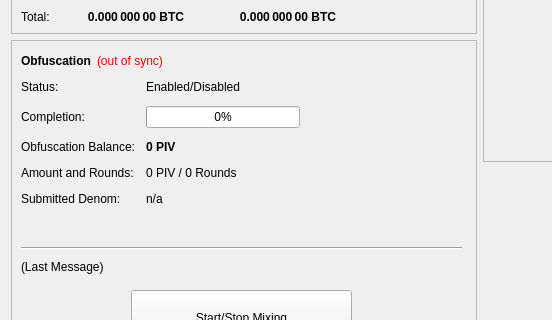
midnight-miner/LasVegasCoin, file src/qt/forms/overviewpage.ui: the form before one commit; both pictures show x 0 to 552 and y 182 to 502 of the 960 by 615 pixel window.
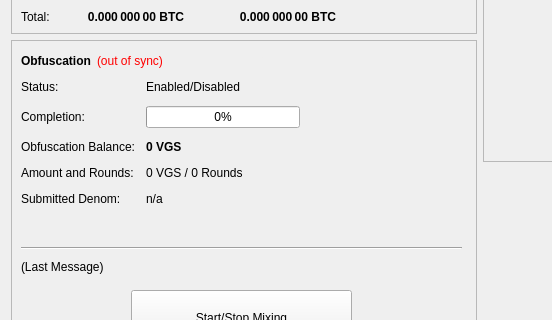
The form after the commit.

```diff
--- a/src/qt/forms/overviewpage.ui
+++ b/src/qt/forms/overviewpage.ui
@@ -474,7 +474,7 @@
               </font>
              </property>
              <property name="text">
-              <string notr="true">0 PIV</string>
+              <string notr="true">0 VGS</string>
              </property>
             </widget>
            </item>
@@ -488,7 +488,7 @@
            <item row="3" column="1">
             <widget class="QLabel" name="labelAmountRounds">
              <property name="text">
-              <string>0 PIV / 0 Rounds</string>
+              <string>0 VGS / 0 Rounds</string>
              </property>
             </widget>
            </item>
```
